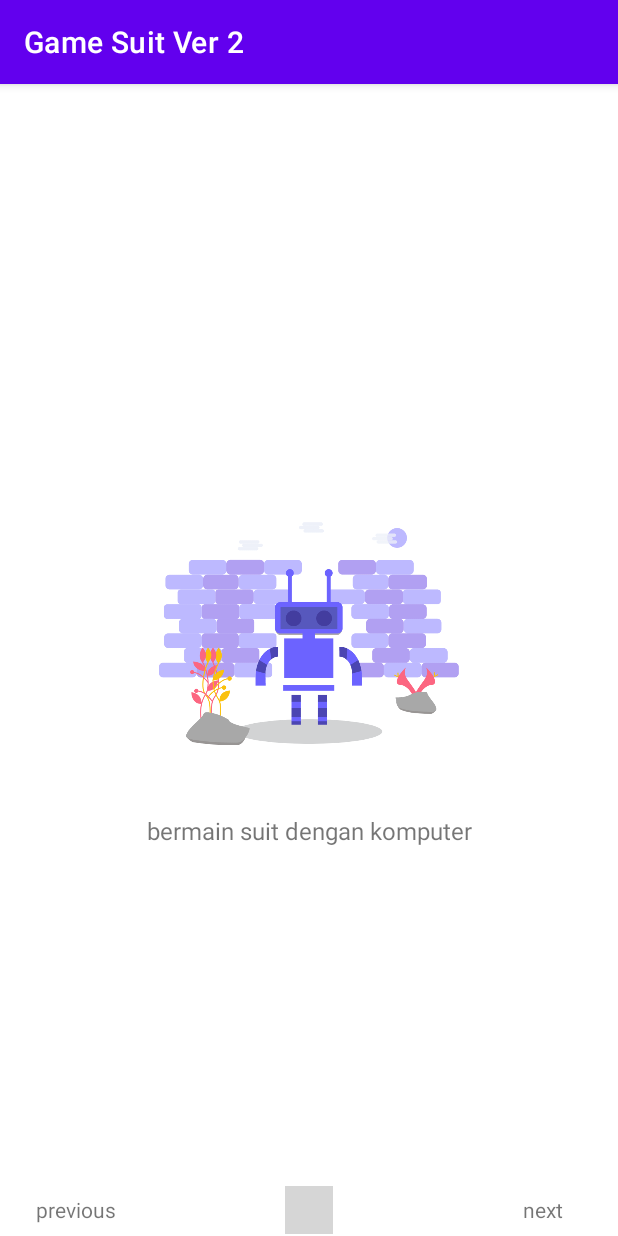
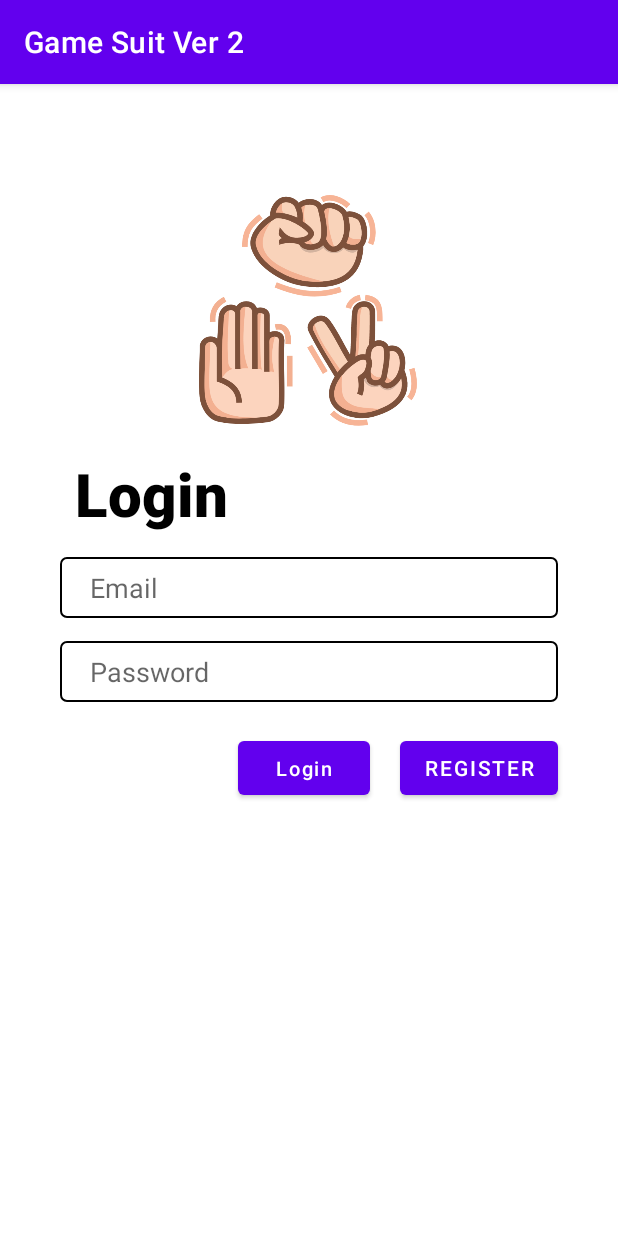
Before and after one commit to mrtriyadi/GameSuitVersion2, an Android app: the screen it shows after launch (LandingActivity before the commit, LoginActivity after it), after a tap on "next", on a phone screen of 412 x 824 dp. Run offline under Robolectric (Android 15) with nearby library versions, the phone set to English and light mode, and no system bars; plain views replace WormDotsIndicator; pictures from the network do not load; 1 statement that could not run was skipped; grey boxes are pictures that could not be loaded.

Commit message:
login-activity-intent

```diff
--- a/app/src/main/java/com/app/gamesuitver2/view/activity/LandingActivity.kt
+++ b/app/src/main/java/com/app/gamesuitver2/view/activity/LandingActivity.kt
@@ -1,5 +1,6 @@
 package com.app.gamesuitver2.view.activity
 
+import android.content.Intent
 import android.os.Bundle
 import android.view.View
 import android.widget.Toast
@@ -11,6 +12,8 @@ import com.app.gamesuitver2.view.base.BaseActivity
 import com.app.gamesuitver2.view.fragment.FormFragment
 import com.app.gamesuitver2.view.fragment.SliderFragment
 import com.app.gamesuitver2.utils.ViewPagerAdapter
+import com.app.gamesuitver2.view.activity.auth.login.LoginActivity
+import javax.security.auth.login.LoginException
 
 class LandingActivity : BaseActivity() {
     private lateinit var binding: ActivityLandingBinding
@@ -23,21 +26,11 @@ class LandingActivity : BaseActivity() {
 
     private fun initViewPager(){
         val fragmentAdapter = ViewPagerAdapter(supportFragmentManager, lifecycle)
-        fragmentAdapter.addFragment(
-            SliderFragment(
-                "bermain suit dengan teman",
-                R.drawable.landing_page1
-            ), "Landing Page 1"
-        )
-        fragmentAdapter.addFragment(
-            SliderFragment(
-                "bermain suit dengan komputer",
-                R.drawable.landing_page2
-            ), "Landing Page 2"
-        )
-        fragmentAdapter.addFragment(
-            FormFragment(),"Form Fragment"
-        )
+        fragmentAdapter.addFragment(SliderFragment("bermain suit dengan teman", R.drawable.landing_page1), "Landing Page 1")
+        fragmentAdapter.addFragment(SliderFragment("bermain suit dengan komputer", R.drawable.landing_page2), "Landing Page 2")
+//        fragmentAdapter.addFragment(
+//            FormFragment(),"Form Fragment"
+//        )
 
         binding.vpIntro.apply {
             adapter = fragmentAdapter
@@ -69,13 +62,14 @@ class LandingActivity : BaseActivity() {
         }
         binding.wormDotsIndicator.setViewPager2(binding.vpIntro)
         binding.tvNext.setOnClickListener{
-            val bindingForm: FragmentFormBinding = FragmentFormBinding.inflate(layoutInflater)
-            if (getNextIndex()!=-1){
-                binding.vpIntro.setCurrentItem(getNextIndex(),true)
-            }
-            if (bindingForm.etName.text.toString() !="" ){
-                Toast.makeText(this, "${bindingForm.etName.text}", Toast.LENGTH_LONG).show()
-            }
+            startActivity(Intent(this,LoginActivity::class.java))
+//            val bindingForm: FragmentFormBinding = FragmentFormBinding.inflate(layoutInflater)
+//            if (getNextIndex()!=-1){
+//                binding.vpIntro.setCurrentItem(getNextIndex(),true)
+//            }
+//            if (bindingForm.etName.text.toString() !="" ){
+//                Toast.makeText(this, "${bindingForm.etName.text}", Toast.LENGTH_LONG).show()
+//            }
 
         }
 
--- a/app/src/main/java/com/app/gamesuitver2/view/base/BaseActivity.kt
+++ b/app/src/main/java/com/app/gamesuitver2/view/base/BaseActivity.kt
@@ -1,5 +1,6 @@
 package com.app.gamesuitver2.view.base
 
+import android.content.Context
 import androidx.appcompat.app.AppCompatActivity
 
 abstract class BaseActivity: AppCompatActivity() {
--- a/app/src/main/java/com/app/gamesuitver2/view/fragment/SliderFragment.kt
+++ b/app/src/main/java/com/app/gamesuitver2/view/fragment/SliderFragment.kt
@@ -8,10 +8,7 @@ import com.app.gamesuitver2.databinding.FragmentSliderBinding
 import com.app.gamesuitver2.view.base.BaseFragment
 
 
-class SliderFragment(
-    private val desc: String,
-    private val imgSrc: Int
-) : BaseFragment() {
+class SliderFragment(private val desc: String, private val imgSrc: Int) : BaseFragment() {
 
     private lateinit var binding: FragmentSliderBinding
 
--- a/app/src/main/res/layout/activity_login.xml
+++ b/app/src/main/res/layout/activity_login.xml
@@ -38,7 +38,7 @@
         app:srcCompat="@drawable/splash_screen2" />
 
     <TextView
-        android:id="@+id/registerLogo"
+        android:id="@+id/loginLogo"
         android:layout_width="wrap_content"
         android:layout_height="wrap_content"
         android:layout_marginTop="10dp"
@@ -54,7 +54,7 @@
         app:layout_constraintVertical_bias="0.0" />
 
     <EditText
-        android:id="@+id/etRegisterEmail"
+        android:id="@+id/etLoginEmail"
         android:layout_width="0dp"
         android:layout_height="wrap_content"
         android:layout_marginStart="24dp"
@@ -71,12 +71,12 @@
         android:selectAllOnFocus="true"
         app:layout_constraintEnd_toEndOf="parent"
         app:layout_constraintStart_toStartOf="parent"
-        app:layout_constraintTop_toBottomOf="@+id/registerLogo" />
+        app:layout_constraintTop_toBottomOf="@+id/loginLogo" />
 
 
 
     <EditText
-        android:id="@+id/etRegisterPassword"
+        android:id="@+id/etLoginPassword"
         android:layout_width="0dp"
         android:layout_height="wrap_content"
         android:layout_marginStart="24dp"
@@ -93,31 +93,33 @@
         android:selectAllOnFocus="true"
         app:layout_constraintEnd_toEndOf="parent"
         app:layout_constraintStart_toStartOf="parent"
-        app:layout_constraintTop_toBottomOf="@+id/etRegisterEmail" />
+        app:layout_constraintTop_toBottomOf="@+id/etLoginEmail" />
 
     <Button
         android:id="@+id/goLoginButton"
         android:layout_width="wrap_content"
         android:layout_height="wrap_content"
         android:layout_marginTop="20dp"
-        android:text="@string/already_have_an_account"
+        android:text="@string/login"
         android:textAllCaps="false"
         android:enabled="true"
         android:textColor="@color/white"
         android:textSize="13sp"
-        app:layout_constraintStart_toStartOf="@+id/etRegisterPassword"
-        app:layout_constraintTop_toBottomOf="@+id/etRegisterPassword" />
+        app:layout_constraintRight_toLeftOf="@id/btnRegister"
+        android:layout_marginEnd="20dp"
+        app:layout_constraintTop_toBottomOf="@+id/etLoginPassword" />
 
     <Button
-        android:id="@+id/register"
+        android:id="@+id/btnRegister"
         android:layout_width="wrap_content"
         android:layout_height="wrap_content"
         android:layout_marginTop="20dp"
         android:enabled="true"
         android:text="@string/register"
         android:textColor="@color/white"
-        app:layout_constraintEnd_toEndOf="@+id/etRegisterPassword"
-        app:layout_constraintTop_toBottomOf="@+id/etRegisterPassword" />
+        app:layout_constraintEnd_toEndOf="@id/etLoginPassword"
+        app:layout_constraintRight_toRightOf="parent"
+        app:layout_constraintTop_toBottomOf="@+id/etLoginPassword" />
 
     </androidx.constraintlayout.widget.ConstraintLayout>
 </androidx.constraintlayout.widget.ConstraintLayout>
```
